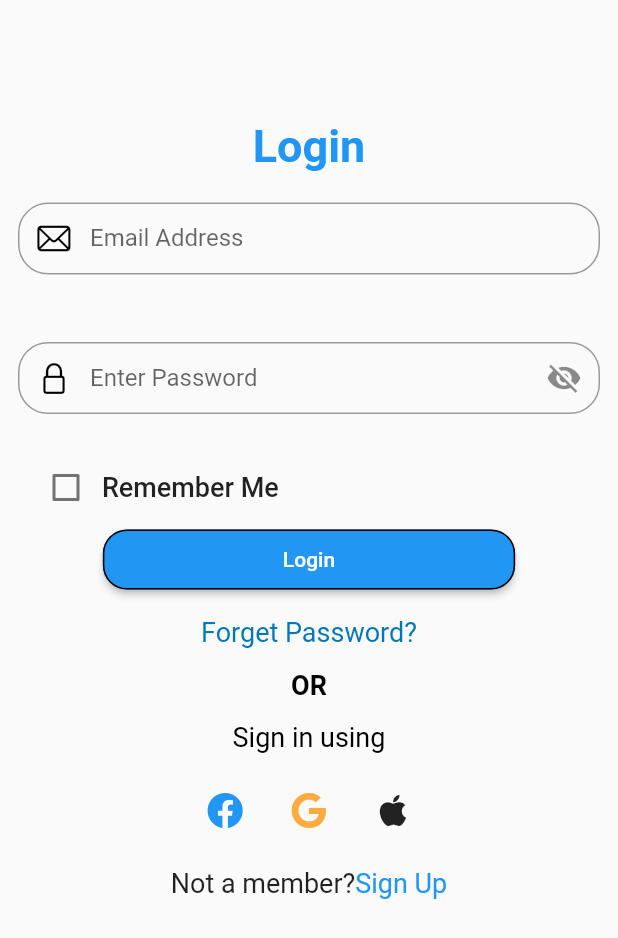
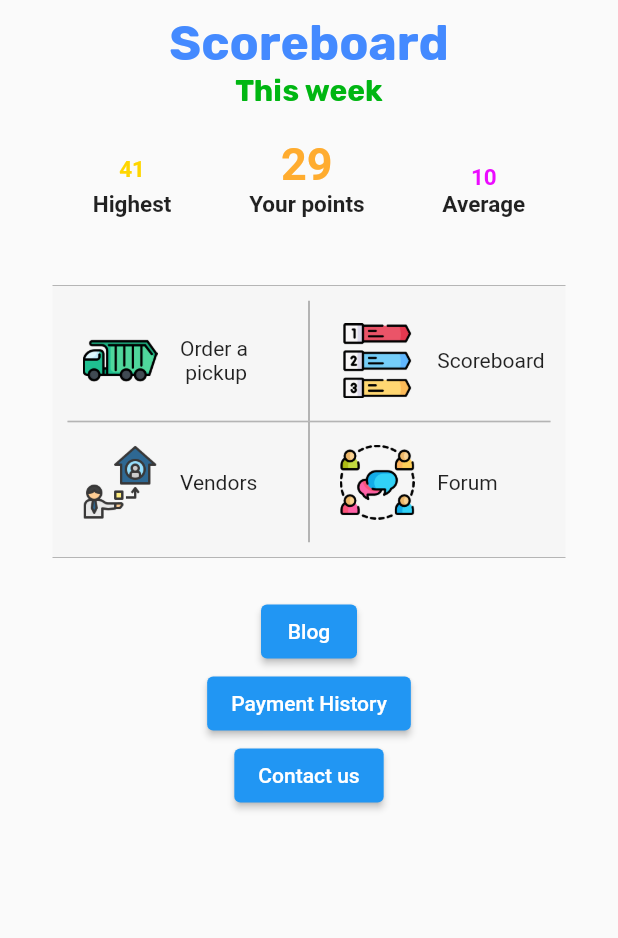
Before and after one commit to mahimafire1234/Kabadiwala, a Flutter app: the screen it shows after launch, on a phone screen of 412 x 824 dp. Shown: the top 938 px of the screen. Run offline on Flutter 3.47's test engine with Material 2 defaults, Android fonts, the phone set to English and light mode, and no system bars; our stand-ins replace font_awesome_flutter.

Commit message:
Home page basic design completed

```diff
--- a/lib/main.dart
+++ b/lib/main.dart
@@ -1,5 +1,6 @@
 import 'package:flutter/cupertino.dart';
 import "package:flutter/material.dart";
+import 'package:login_sprint1/pages/home.dart';
 import 'package:login_sprint1/pages/login.dart';
 import 'package:login_sprint1/pages/signup.dart';
 import 'package:login_sprint1/pages/viewcompany.dart';
@@ -13,10 +14,11 @@ class MyApp extends StatelessWidget {
   Widget build(BuildContext context) {
     return MaterialApp(
       debugShowCheckedModeBanner: false,
-      initialRoute: "/login",
+      initialRoute: "/home",
       routes: {
         '/signup': (context) => const SignUp(),
         '/login': (context) => LoginPage(),
+        '/home': (context) => Home(),
         '/viewcompany': (context) => const ViewCompany(),
       },
     );
--- /dev/null
+++ b/lib/pages/home.dart
@@ -0,0 +1,198 @@
+import 'package:flutter/cupertino.dart';
+import 'package:flutter/material.dart';
+
+class Home extends StatefulWidget {
+  const Home({Key? key}) : super(key: key);
+
+  @override
+  _HomeState createState() => _HomeState();
+}
+
+class _HomeState extends State<Home> {
+  @override
+  Widget build(BuildContext context) {
+    return Scaffold(
+        body: SafeArea(
+            child: SingleChildScrollView(
+      child: Padding(
+        padding: const EdgeInsets.all(10.0),
+        child: Column(
+          crossAxisAlignment: CrossAxisAlignment.center,
+          children: [
+            Text("Scoreboard",
+                style: TextStyle(
+                    color: Colors.blueAccent,
+                    fontWeight: FontWeight.bold,
+                    fontSize: 32,
+                    fontFamily: 'Rubik')),
+            Text("This week",
+                style: TextStyle(
+                    color: Color.fromARGB(255, 0, 182, 18),
+                    fontWeight: FontWeight.bold,
+                    fontSize: 20,
+                    fontFamily: 'Rubik')),
+            SizedBox(height: 20.0),
+            Row(
+              mainAxisAlignment: MainAxisAlignment.spaceEvenly,
+              crossAxisAlignment: CrossAxisAlignment.end,
+              children: [
+                Column(mainAxisAlignment: MainAxisAlignment.end, children: [
+                  Text("41",
+                      style: TextStyle(
+                          color: Color.fromARGB(255, 255, 214, 0),
+                          fontWeight: FontWeight.bold,
+                          fontSize: 15)),
+                  SizedBox(height: 5.0),
+                  Text("Highest",
+                      style:
+                          TextStyle(fontWeight: FontWeight.bold, fontSize: 15))
+                ]),
+                Column(children: [
+                  Text("29",
+                      style: TextStyle(
+                          color: Color.fromARGB(255, 255, 172, 47),
+                          fontWeight: FontWeight.bold,
+                          fontSize: 30)),
+                  Text("Your points",
+                      style:
+                          TextStyle(fontWeight: FontWeight.bold, fontSize: 15))
+                ]),
+                Column(children: const [
+                  Text("10",
+                      style: TextStyle(
+                          color: Color.fromARGB(255, 235, 11, 255),
+                          fontWeight: FontWeight.bold,
+                          fontSize: 15)),
+                  Text("Average",
+                      style:
+                          TextStyle(fontWeight: FontWeight.bold, fontSize: 15))
+                ]),
+              ],
+            ),
+            SizedBox(height: 20.0),
+            Container(
+                alignment: Alignment.center,
+                margin: EdgeInsets.all(25.0),
+                padding: EdgeInsets.all(10.0),
+                decoration: const BoxDecoration(
+                  color: Color.fromARGB(100, 240, 240, 240),
+                    border: Border(
+                  bottom: BorderSide(
+                    color: Colors.grey,
+                    width: 0.5,
+                  ),
+                  top: BorderSide(
+                    color: Colors.grey,
+                    width: 0.5,
+                  ),
+                )),
+                child: GridView.count(
+                  shrinkWrap: true,
+                  childAspectRatio: 2.0,
+                  crossAxisCount: 2,
+                  children: [
+                    Container(
+                      padding: EdgeInsets.only(left: 10.0),
+                      decoration: const BoxDecoration(
+                          border: Border(
+                        bottom: BorderSide(
+                          color: Colors.grey,
+                          width: 0.5,
+                        ),
+                        right: BorderSide(
+                          color: Colors.grey,
+                          width: 0.5,
+                        ),
+                      )),
+                      child: const Option(
+                          image: "assets/icons/garbage-truck.png",
+                          text: "Order a \n pickup"),
+                    ),
+                    Container(
+                        padding: EdgeInsets.only(left: 20.0),
+                        decoration: const BoxDecoration(
+                            border: Border(
+                          bottom: BorderSide(
+                            color: Colors.grey,
+                            width: 0.5,
+                          ),
+                          left: BorderSide(
+                            color: Colors.grey,
+                            width: 0.5,
+                          ),
+                        )),
+                        child: Option(
+                            image: "assets/icons/list.png",
+                            text: "Scoreboard")),
+                    Container(
+                        padding: EdgeInsets.only(left: 10.0),
+                        decoration: const BoxDecoration(
+                            border: Border(
+                              top: BorderSide(
+                                color: Colors.grey,
+                                width: 0.5,
+                              ),
+                              right: BorderSide(
+                                color: Colors.grey,
+                                width: 0.5,
+                              ),
+                            )),
+                        child: Option(image: "assets/icons/delivery.png", text: "Vendors"),
+                    ),
+                    Container(
+                      padding: EdgeInsets.only(left: 20.0),
+                      decoration: const BoxDecoration(
+                          border: Border(
+                            top: BorderSide(
+                              color: Colors.grey,
+                              width: 0.5,
+                            ),
+                            left: BorderSide(
+                              color: Colors.grey,
+                              width: 0.5,
+                            ),
+                          )),
+                      child:  Option(image: "assets/icons/group.png", text: "Forum"),
+                    )
+                  ],
+                )),
+            ElevatedButton(onPressed: () {}, child: Text("Blog")),
+            ElevatedButton(onPressed: () {}, child: Text("Payment History")),
+            ElevatedButton(onPressed: () {}, child: Text("Contact us"))
+          ],
+        ),
+      ),
+    ))
+
+    );
+  }
+}
+
+class Option extends StatefulWidget {
+  final String? image;
+  final String? text;
+
+  const Option({Key? key, this.image, this.text}) : super(key: key);
+
+  @override
+  _OptionState createState() =>
+      _OptionState(image: this.image, text: this.text);
+}
+
+class _OptionState extends State<Option> {
+  String? image;
+  String? text;
+
+  _OptionState({this.image, this.text});
+
+  @override
+  Widget build(BuildContext context) {
+    return Row(
+        mainAxisAlignment: MainAxisAlignment.start,
+        children: [
+      Image.asset("${this.image}", width: 50),
+      SizedBox(width: 15.0),
+      Text("${this.text}", overflow: TextOverflow.clip)
+    ]);
+  }
+}
--- a/pubspec.yaml
+++ b/pubspec.yaml
@@ -67,6 +67,10 @@ flutter:
      - assets/images/
      - assets/icons/
      - assets/images/cycling.png
+     - assets/icons/delivery.png
+     - assets/icons/garbage-truck.png
+     - assets/icons/group.png
+     - assets/icons/list.png
   #   - images/a_dot_ham.jpeg
 
   # An image asset can refer to one or more resolution-specific "variants", see
```
Also changed, not shown: assets/icons/delivery.png (added), assets/icons/garbage-truck.png (added), assets/icons/group.png (added), assets/icons/list.png (added).
